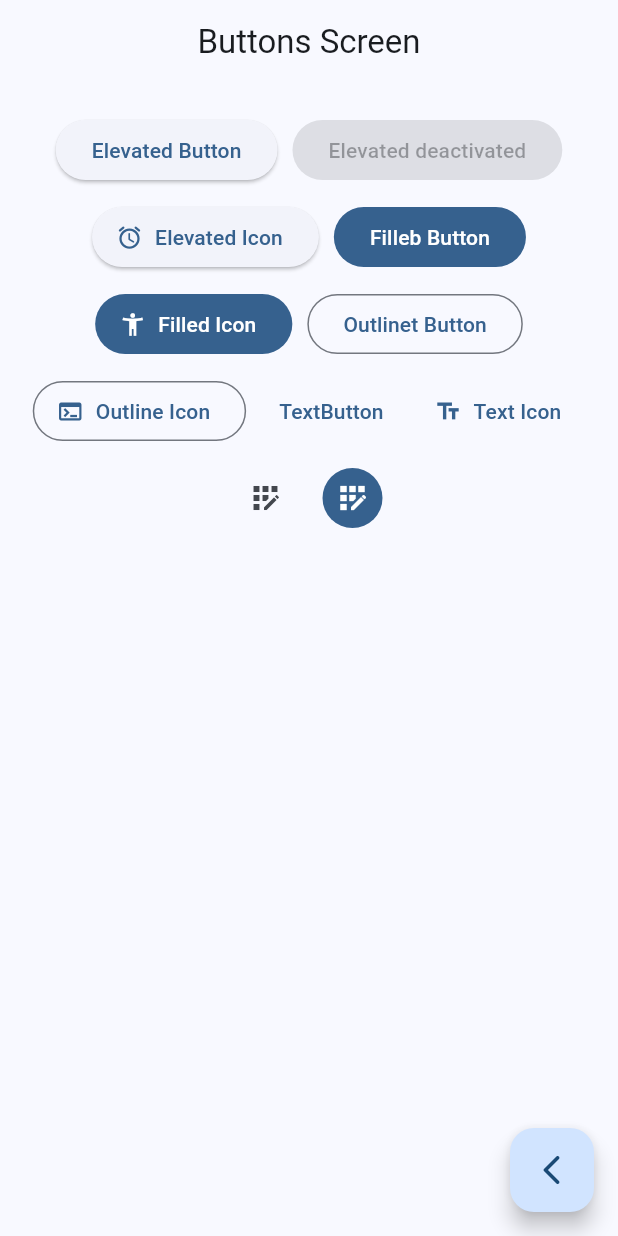
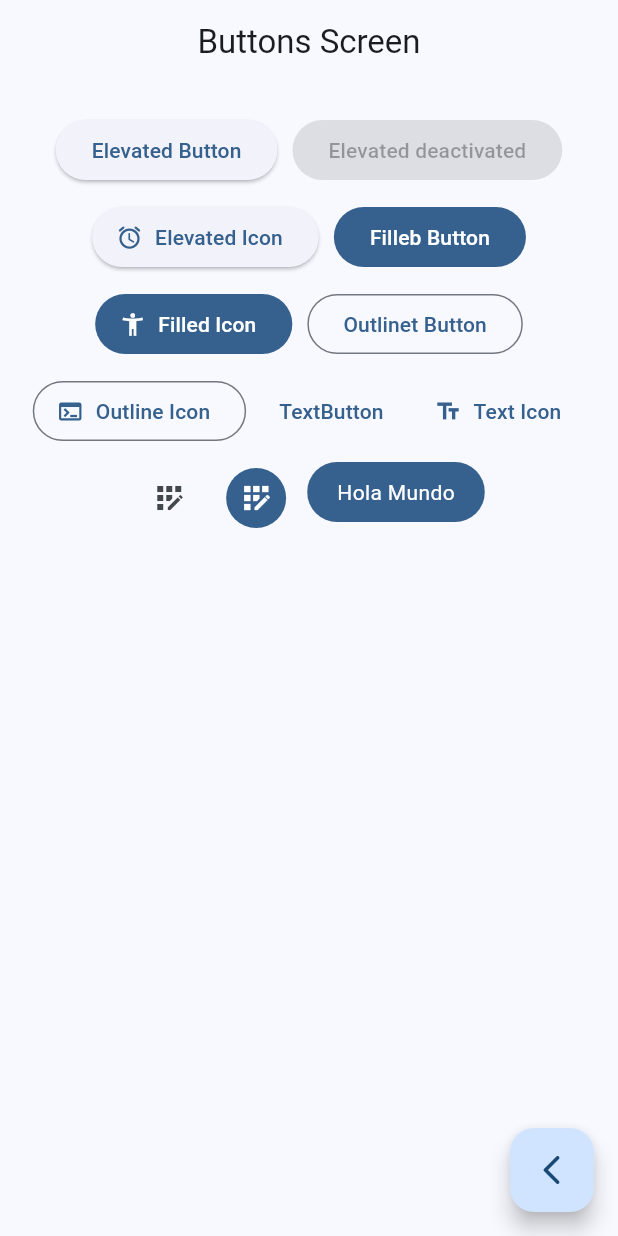
Before and after one commit to ftorreslop/widgetApp, a Flutter app: the ButtonsScreen screen opened by its route, on a phone screen of 412 x 824 dp. Run offline on Flutter 3.47's test engine with Material 2 defaults, Android fonts, the phone set to English and light mode, and no system bars; our stand-ins replace go_router.

Commit message:
Button Screen finished

```diff
--- a/lib/presentation/screens/buttons/button_screen.dart
+++ b/lib/presentation/screens/buttons/button_screen.dart
@@ -1,3 +1,5 @@
+import 'dart:ui';
+
 import 'package:flutter/material.dart';
 import 'package:go_router/go_router.dart';
 
@@ -91,9 +93,32 @@ class _ButtonsView extends StatelessWidget {
                 iconColor: const MaterialStatePropertyAll(Colors.white),
               ),
             ),
+            const CustomButton(),
           ],
         ),
       ),
     );
   }
 }
+
+class CustomButton extends StatelessWidget {
+  const CustomButton({super.key});
+  @override
+  Widget build(BuildContext context) {
+    final colors = Theme.of(context).colorScheme;
+
+    return ClipRRect(
+      borderRadius: BorderRadius.circular(20),
+      child: Material(
+        color: colors.primary,
+        child: InkWell(
+          onTap: () {},
+          child: Padding(
+            padding: EdgeInsets.symmetric(horizontal: 20, vertical: 10),
+            child: Text('Hola Mundo', style: TextStyle(color: Colors.white)),
+          ),
+        ),
+      ),
+    );
+  }
+}
```
